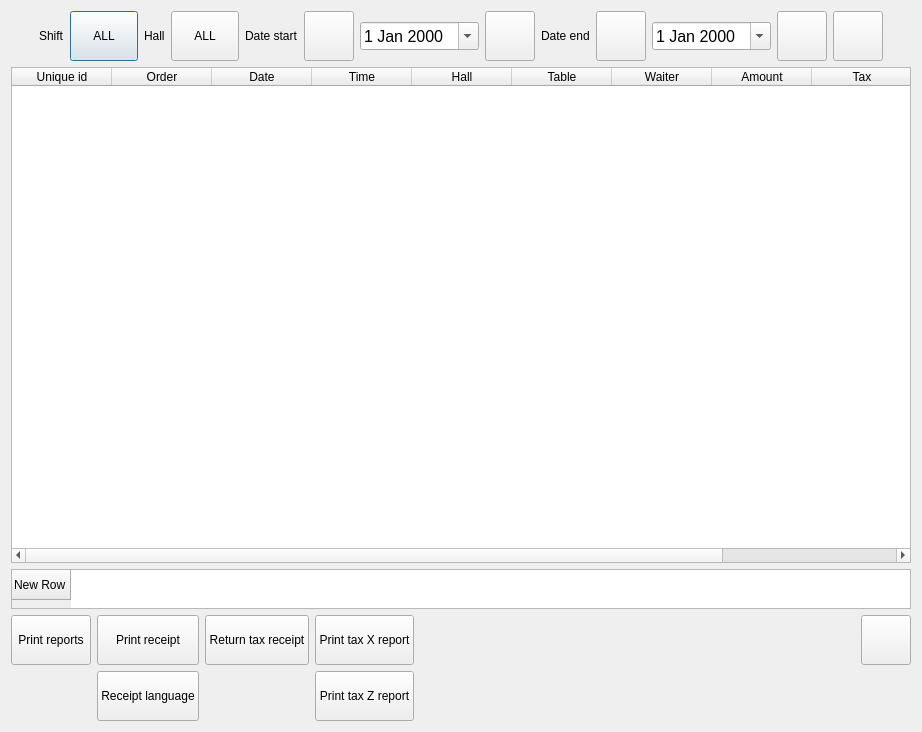
Qt form Waiter/dlgreports.ui (End1-1/Cafe5) before a commit.
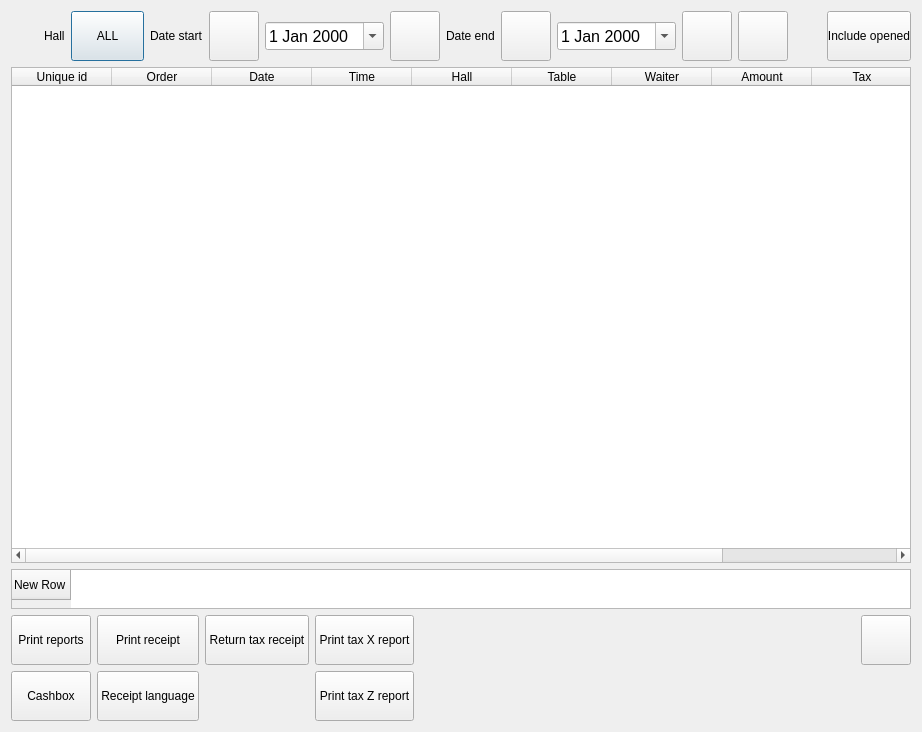
The same form after that commit. Icons and pictures are not drawn. Custom widgets are drawn as their Qt base class.

The edit to the form file:
```diff
--- a/Waiter/dlgreports.ui
+++ b/Waiter/dlgreports.ui
@@ -135,38 +135,6 @@
         </property>
        </spacer>
       </item>
-      <item>
-       <widget class="QLabel" name="label_4">
-        <property name="text">
-         <string>Shift</string>
-        </property>
-       </widget>
-      </item>
-      <item>
-       <widget class="QPushButton" name="btnShift">
-        <property name="minimumSize">
-         <size>
-          <width>50</width>
-          <height>50</height>
-         </size>
-        </property>
-        <property name="maximumSize">
-         <size>
-          <width>16277712</width>
-          <height>50</height>
-         </size>
-        </property>
-        <property name="text">
-         <string>ALL</string>
-        </property>
-        <property name="iconSize">
-         <size>
-          <width>32</width>
-          <height>32</height>
-         </size>
-        </property>
-       </widget>
-      </item>
       <item>
        <widget class="QLabel" name="label_3">
         <property name="text">
@@ -395,6 +363,34 @@
         </property>
        </spacer>
       </item>
+      <item>
+       <widget class="QPushButton" name="btnOpened">
+        <property name="minimumSize">
+         <size>
+          <width>50</width>
+          <height>50</height>
+         </size>
+        </property>
+        <property name="maximumSize">
+         <size>
+          <width>16277712</width>
+          <height>50</height>
+         </size>
+        </property>
+        <property name="text">
+         <string>Include opened</string>
+        </property>
+        <property name="iconSize">
+         <size>
+          <width>32</width>
+          <height>32</height>
+         </size>
+        </property>
+        <property name="checkable">
+         <bool>true</bool>
+        </property>
+       </widget>
+      </item>
      </layout>
     </widget>
    </item>
@@ -629,6 +625,35 @@
         </property>
        </widget>
       </item>
+      <item row="1" column="0">
+       <widget class="QPushButton" name="btnCashobx">
+        <property name="minimumSize">
+         <size>
+          <width>0</width>
+          <height>50</height>
+         </size>
+        </property>
+        <property name="maximumSize">
+         <size>
+          <width>16777215</width>
+          <height>50</height>
+         </size>
+        </property>
+        <property name="text">
+         <string>Cashbox</string>
+        </property>
+        <property name="icon">
+         <iconset resource="../resources/resources.qrc">
+          <normaloff>:/service_check.png</normaloff>:/service_check.png</iconset>
+        </property>
+        <property name="iconSize">
+         <size>
+          <width>32</width>
+          <height>32</height>
+         </size>
+        </property>
+       </widget>
+      </item>
      </layout>
     </widget>
    </item>
```
